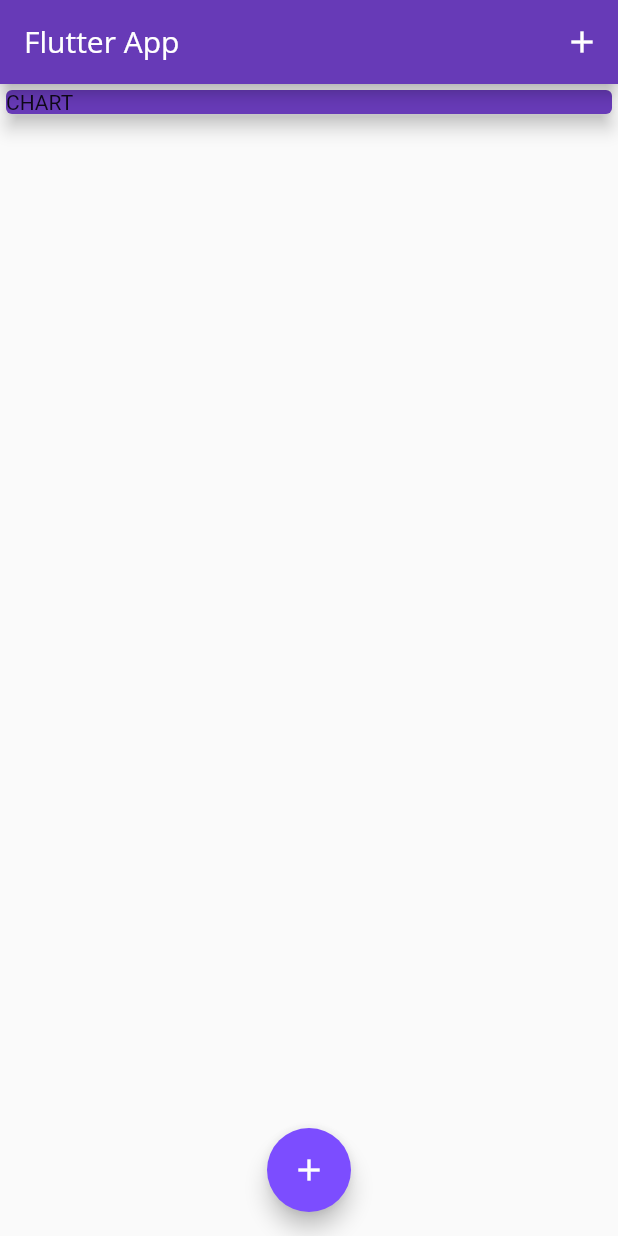
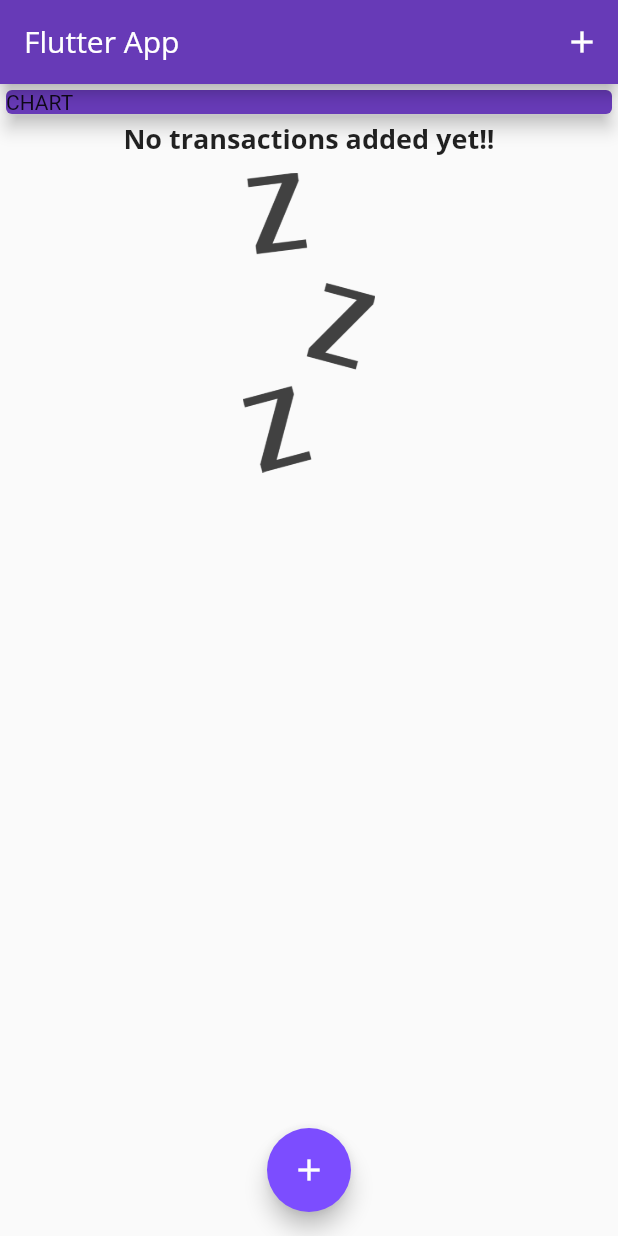
Before and after one commit to AlejandroMoreira/alejandro_flutter_app_2, a Flutter app: the screen it shows after launch, on a phone screen of 412 x 824 dp. Run offline on Flutter 3.47's test engine with Material 2 defaults, Android fonts, the phone set to English and light mode, and no system bars.

Commit message:
Añadida pantalla de elementos vacios
La pantalla de elementos vacías se muestra en el home cuando no hay transacciones

```diff
--- a/lib/main.dart
+++ b/lib/main.dart
@@ -19,6 +19,7 @@ class MyApp extends StatelessWidget {
               headline6: TextStyle(
                 fontFamily: "OpenSans",
                 fontSize: 18,
+                fontWeight: FontWeight.bold,
               ),
             ),
         appBarTheme: AppBarTheme(
--- a/lib/widgets/transaction_list.dart
+++ b/lib/widgets/transaction_list.dart
@@ -11,7 +11,26 @@ class TransactionList extends StatelessWidget {
   Widget build(BuildContext context) {
     return Container(
       height: 300, //List view necesita un tamaño
-      child: ListView.builder(
+      child: transactions.isEmpty
+          ? Column(
+              children: [
+                Text(
+                  "No transactions added yet!!",
+                  style: Theme.of(context).textTheme.headline6,
+                ),
+                SizedBox( //Espacio en blanco
+                  height: 10,
+                ),
+                Container(
+                  height: 200,
+                  child: Image.asset(
+                    "assets/images/waiting.png",
+                    fit: BoxFit.cover,
+                  ),
+                ),
+              ],
+            )
+          : ListView.builder(
               itemBuilder: (context, index) {
                 return Card(
                   child: Row(
@@ -46,7 +65,8 @@ class TransactionList extends StatelessWidget {
                             style: Theme.of(context).textTheme.headline6,
                           ),
                           Text(
-                      DateFormat.yMEd().format(transactions[index].date), // Y
+                            DateFormat.yMEd()
+                                .format(transactions[index].date), // Y
                             style: TextStyle(
                               color: Colors.black54,
                             ),
--- a/pubspec.yaml
+++ b/pubspec.yaml
@@ -50,6 +50,8 @@ flutter:
     #   - images/a_dot_burr.jpeg
     #   - images/a_dot_ham.jpeg
 
+  assets:
+    - assets/images/waiting.png
     # An image asset can refer to one or more resolution-specific "variants", see
     # https://flutter.dev/assets-and-images/#resolution-aware.
 
```
Lines whose indentation alone changed are shown as unchanged.
